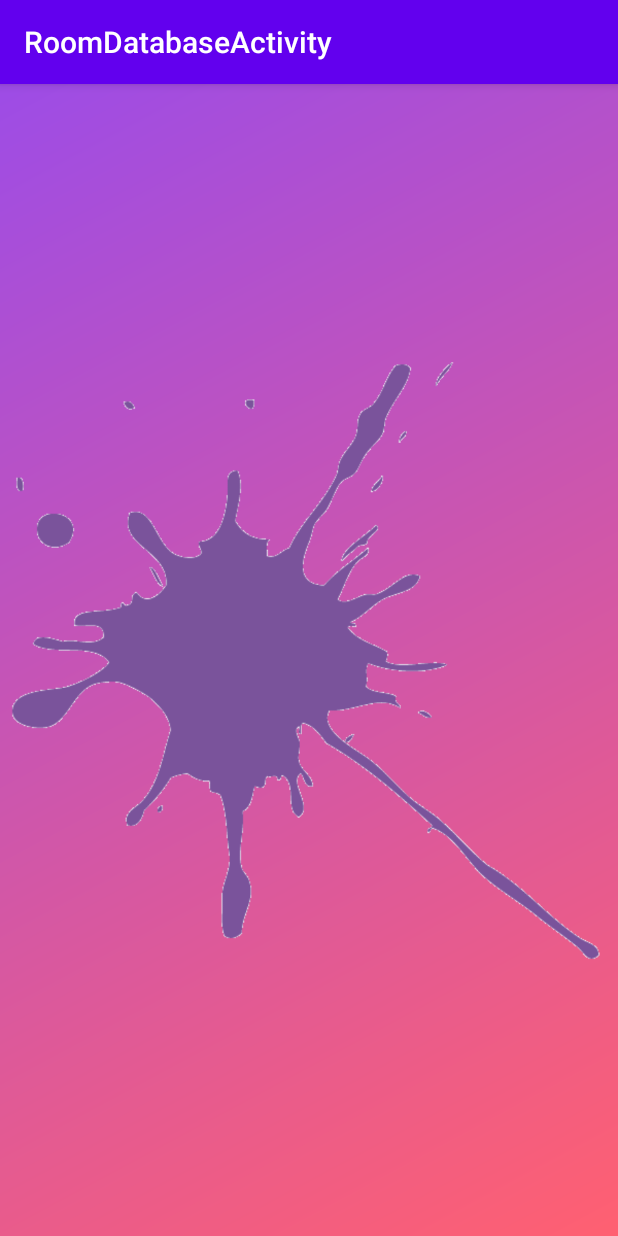
After one commit to ShivaBsnt/RoomDatabaseActivity, an Android app: the SplashActivity screen opened directly, with no data from a screen before it, on a phone screen of 412 x 824 dp. The commit adds this screen. Run offline under Robolectric (Android 15) with nearby library versions, the phone set to English and light mode, and no system bars.

Commit message:
[UPDATED] added the splash screen activity

```diff
--- /dev/null
+++ b/app/src/main/java/com/example/roomdatabaseactivity/SplashActivity.kt
@@ -0,0 +1,18 @@
+package com.example.roomdatabaseactivity
+
+import android.content.Intent
+import androidx.appcompat.app.AppCompatActivity
+import android.os.Bundle
+import android.os.Handler
+
+class SplashActivity : AppCompatActivity() {
+    override fun onCreate(savedInstanceState: Bundle?) {
+        super.onCreate(savedInstanceState)
+        setContentView(R.layout.activity_splash)
+        Handler().postDelayed(Runnable {
+            val intent = Intent(this@SplashActivity, LoginActivity::class.java)
+            startActivity(intent)
+            finish()
+        }, 2000L)
+    }
+}
--- /dev/null
+++ b/app/src/main/res/drawable/splashscreen_gradient.xml
@@ -0,0 +1,8 @@
+<shape xmlns:android="http://schemas.android.com/apk/res/android">
+
+    <gradient
+        android:type="linear"
+        android:angle="135"
+        android:startColor="#ff6071"
+        android:endColor="#9d4ce6" />
+</shape>
--- a/app/src/main/res/layout/activity_form.xml
+++ b/app/src/main/res/layout/activity_form.xml
@@ -5,7 +5,7 @@
     android:layout_width="match_parent"
     android:layout_height="match_parent"
     android:gravity="center_vertical"
-android:background="@drawable/formbackground"
+android:background="@drawable/background"
     tools:context=".FormActivity">
     <LinearLayout
         android:layout_width="match_parent"
@@ -108,7 +108,7 @@ android:background="@drawable/formbackground"
             android:layout_width="match_parent"
             android:layout_height="wrap_content"
             android:textColor="@color/white"
-             android:background="#8A0130"
+             android:background="@color/colorPrimary"
             android:layout_marginLeft="10dp"
             android:layout_marginRight="10dp"
 
--- /dev/null
+++ b/app/src/main/res/layout/activity_splash.xml
@@ -0,0 +1,17 @@
+<?xml version="1.0" encoding="utf-8"?>
+<LinearLayout xmlns:android="http://schemas.android.com/apk/res/android"
+    xmlns:app="http://schemas.android.com/apk/res-auto"
+    xmlns:tools="http://schemas.android.com/tools"
+    android:layout_width="match_parent"
+    android:layout_height="match_parent"
+    android:gravity="center"
+android:background="@drawable/splashscreen_gradient"
+    tools:context=".SplashActivity">
+    <ImageView
+        android:layout_gravity="center_vertical"
+
+        android:layout_width="wrap_content"
+        android:layout_height="wrap_content"
+        android:src="@drawable/splash"/>
+
+</LinearLayout>
```
Also changed, not shown: app/src/main/AndroidManifest.xml (+9 -9 lines), app/src/main/res/drawable/splash.png (added), app/src/main/res/drawable/splashscreen.png (added).
